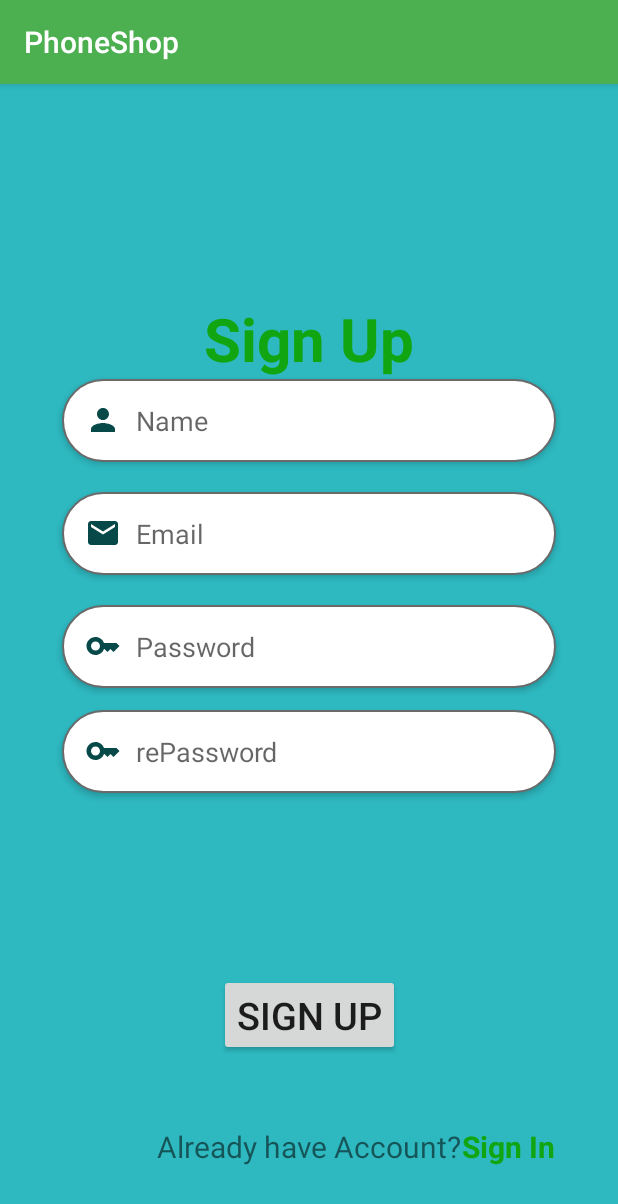
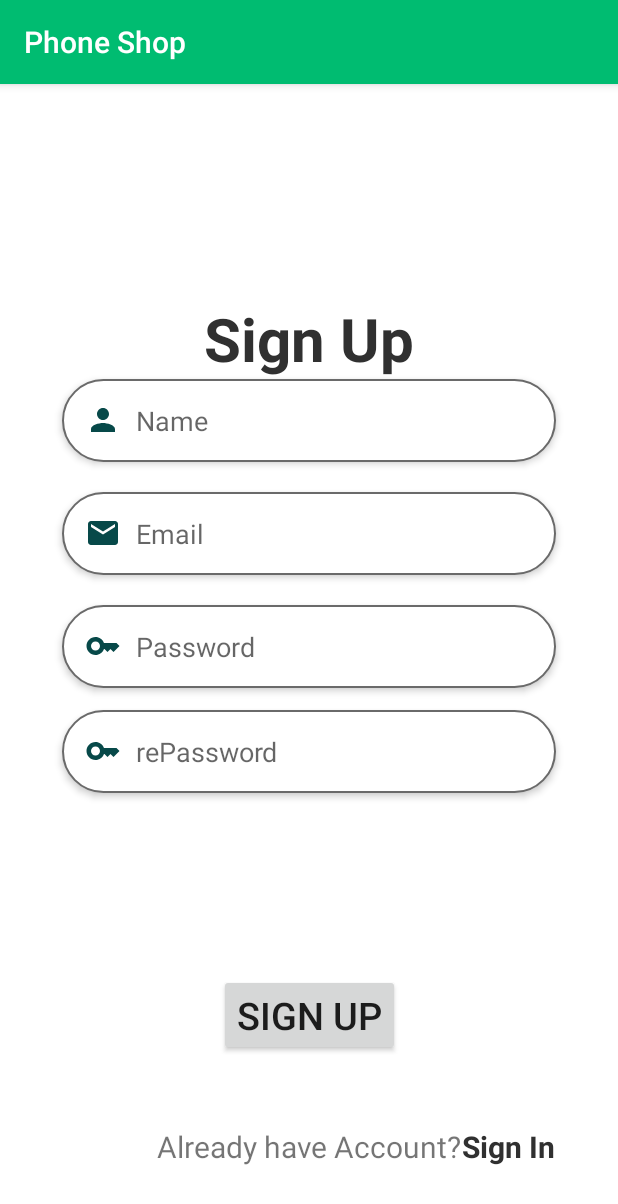
Before and after one commit to Khangnekk/Android_Phone_Shop, an Android app: the screen it shows after launch (Register), on a phone screen of 412 x 824 dp. Shown: the top 1204 px of the screen. Run offline under Robolectric (Android 15) with nearby library versions, the phone set to English and light mode, and no system bars; Roboto replaces fonts that are not available here.

Commit message:
change theme

```diff
--- a/app/src/main/res/values/colors.xml
+++ b/app/src/main/res/values/colors.xml
@@ -3,11 +3,11 @@
     <color name="black">#FF000000</color>
     <color name="white">#FFFFFFFF</color>
     <color name = "pink">#ff5ccb</color>
-    <color name = "blue">#00f0ff</color>
+    <color name = "blue">#0090FF</color>
     <color name = "backgroundColor">#FFFCFC</color>
-    <color name = "textHeading">#12A512</color>
-    <color name = "a">#2eb9c1</color>
-    <color name="colorPrimary">#4CAF50</color> <!-- Primary color -->
-    <color name="colorPrimaryDark">#388E3C</color> <!-- Darker shade of primary color -->
-    <color name="colorAccent">#8BC34A</color> <!-- Accent color -->
+    <color name = "textHeading">#303030</color>
+    <color name = "a">#FFFFFF</color>
+    <color name="colorPrimary">#00BC71</color> <!-- Primary color -->
+    <color name="colorPrimaryDark">#000</color> <!-- Darker shade of primary color -->
+    <color name="colorAccent">#E6DEE0</color> <!-- Accent color -->
 </resources>
--- a/app/src/main/res/values/strings.xml
+++ b/app/src/main/res/values/strings.xml
@@ -1,5 +1,5 @@
 <resources>
-    <string name="app_name">PhoneShop</string>
+    <string name="app_name">Phone Shop</string>
     <string name="information_product">Thông tin sản phẩm</string>
     <string name="increment">+</string>
     <string name="decrement">-</string>
```
